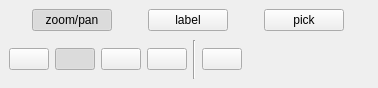
Above: gui/widgets/modewidget.ui from gerbilvis/gerbil before the change. Below: the same form after it.
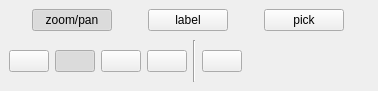
That is the form after the change. Icons and pictures are not drawn. Custom widgets are drawn as their Qt base class.

```diff
--- a/gui/widgets/modewidget.ui
+++ b/gui/widgets/modewidget.ui
@@ -7,7 +7,7 @@
     <x>0</x>
     <y>0</y>
     <width>378</width>
-    <height>88</height>
+    <height>91</height>
    </rect>
   </property>
   <property name="sizePolicy">
```
Left out of the diff: 18 changed lines with no effect on the pictures.
